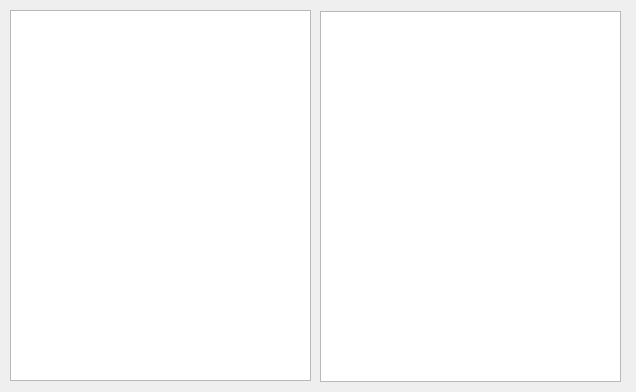
andesyv/megatron3000, file src/datawidget.ui: the form before one commit.
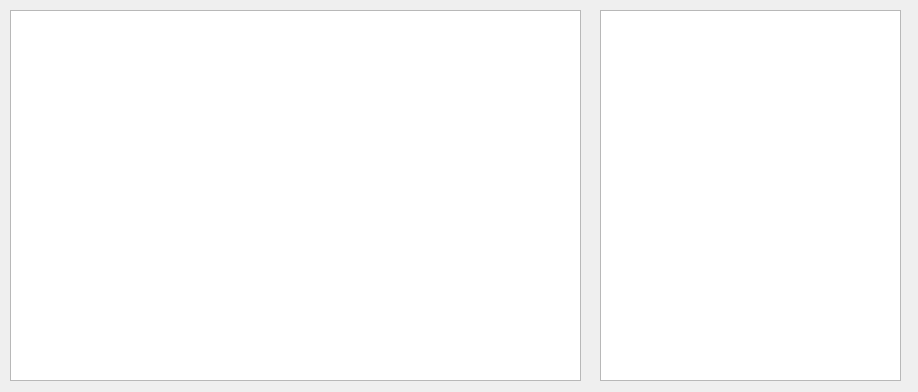
The form after the commit.

Commit message: Change size of file and dir window

```diff
--- a/src/datawidget.ui
+++ b/src/datawidget.ui
@@ -6,7 +6,7 @@
    <rect>
     <x>0</x>
     <y>0</y>
-    <width>636</width>
+    <width>918</width>
     <height>392</height>
    </rect>
   </property>
@@ -18,7 +18,7 @@
     <rect>
      <x>10</x>
      <y>10</y>
-     <width>301</width>
+     <width>571</width>
      <height>371</height>
     </rect>
    </property>
@@ -26,8 +26,8 @@
   <widget class="QListView" name="listView">
    <property name="geometry">
     <rect>
-     <x>320</x>
-     <y>11</y>
+     <x>600</x>
+     <y>10</y>
      <width>301</width>
      <height>371</height>
     </rect>
```
